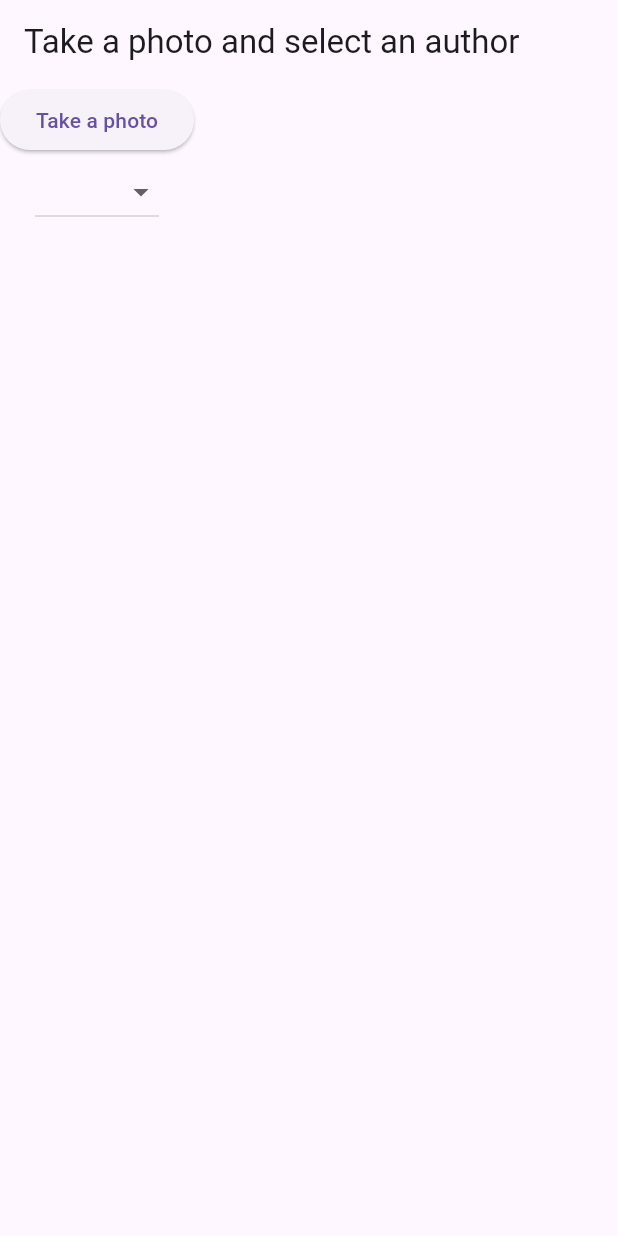
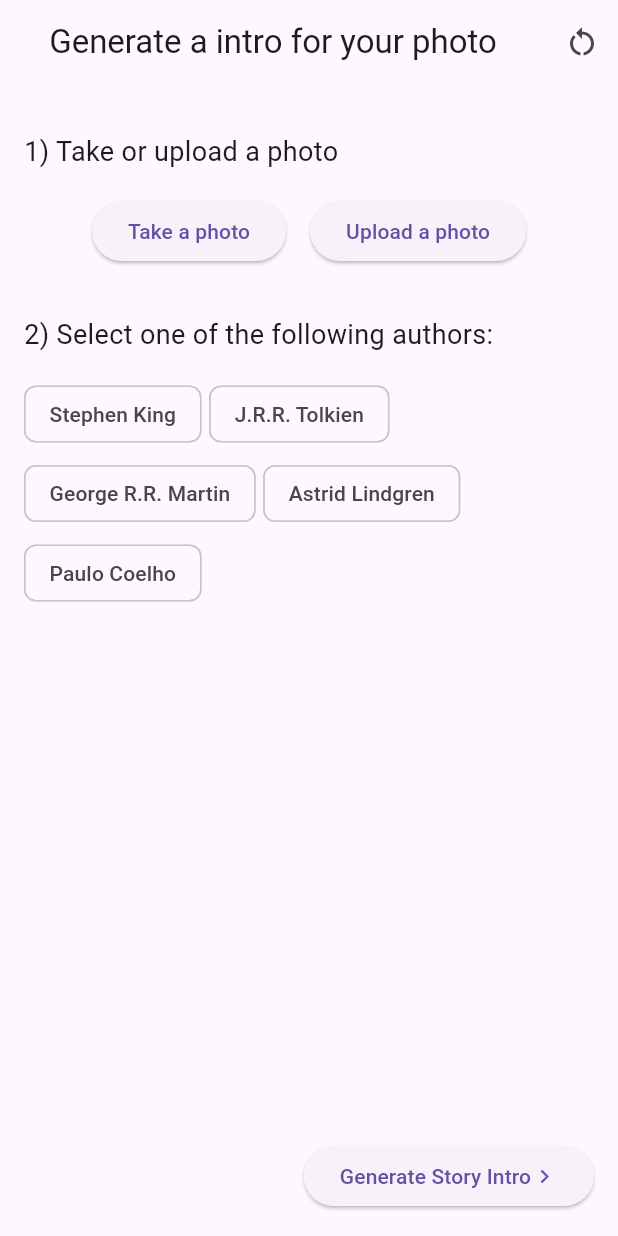
Before and after one commit to joaobentes/photo_story_gemini, a Flutter app: the screen it shows after launch, after a tap on "Take a photo", on a phone screen of 412 x 824 dp. Run offline on Flutter 3.47's test engine with Material 3 defaults, Android fonts, the phone set to English and light mode, and no system bars; our stand-ins replace flutter_riverpod, image_picker.

Commit message:
feat: Upload or take photo and select author (#1)
* feat: Add mockeup flow

* feat: Create basic screen with mocked data

* refactor: Break into widgets

* refactor: New widgets

* fix: Change selection of authors chips

* refactor: Default spacer as a widget

```diff
--- /dev/null
+++ b/lib/constants/strings.dart
@@ -0,0 +1,7 @@
+const authors = [
+  'Stephen King',
+  'J.R.R. Tolkien',
+  'George R.R. Martin',
+  'Astrid Lindgren',
+  'Paulo Coelho'
+];
--- a/lib/providers/photo_author_provider.dart
+++ b/lib/providers/photo_author_provider.dart
@@ -4,25 +4,32 @@ import 'package:flutter/material.dart';
 import 'package:flutter_riverpod/flutter_riverpod.dart';
 import 'package:photo_story_gemini/services/gemini_service.dart';
 
-final photoAuthorProvider = StateNotifierProvider<PhotoAuthorController, PhotoAuthorState>((ref) => PhotoAuthorController());
+final photoAuthorProvider =
+    StateNotifierProvider<PhotoAuthorController, PhotoAuthorState>(
+        (ref) => PhotoAuthorController());
 
 final geminiServiceProvider = Provider<GeminiService>((ref) => GeminiService());
 
 final storyIntroProvider = FutureProvider<String>((ref) async {
   final photoAuthorState = ref.watch(photoAuthorProvider);
   final geminiService = ref.watch(geminiServiceProvider);
-  return await geminiService.getStoryIntro(photoAuthorState.photo!.path, photoAuthorState.author!);
+  return await geminiService.getStoryIntro(
+      photoAuthorState.photo!.path, photoAuthorState.author!);
 });
 
 class PhotoAuthorController extends StateNotifier<PhotoAuthorState> {
   PhotoAuthorController() : super(const PhotoAuthorState());
 
-  void setPhoto(File newPhoto) {
-    state = state.copyWith(photo: newPhoto);
+  void setPhoto(File? newPhoto) {
+    state = PhotoAuthorState(photo: newPhoto, author: state.author);
   }
 
-  void setAuthor(String newAuthor) {
-    state = state.copyWith(author: newAuthor);
+  void setAuthor(String? newAuthor) {
+    state = PhotoAuthorState(author: newAuthor, photo: state.photo);
+  }
+
+  void reset() {
+    state = const PhotoAuthorState();
   }
 }
 
@@ -32,11 +39,4 @@ class PhotoAuthorState {
   final String? author;
 
   const PhotoAuthorState({this.photo, this.author});
-
-  PhotoAuthorState copyWith({File? photo, String? author}) {
-    return PhotoAuthorState(
-      photo: photo ?? this.photo,
-      author: author ?? this.author,
-    );
-  }
 }
--- a/lib/screens/photo_author_screen.dart
+++ b/lib/screens/photo_author_screen.dart
@@ -1,43 +1,78 @@
-import 'dart:io';
-
 import 'package:flutter/material.dart';
 import 'package:flutter_riverpod/flutter_riverpod.dart';
 import 'package:image_picker/image_picker.dart';
 import 'package:photo_story_gemini/providers/photo_author_provider.dart';
+import 'package:photo_story_gemini/widgets/author_selection.dart';
+import 'package:photo_story_gemini/widgets/generate_story_button.dart';
+import 'package:photo_story_gemini/widgets/photo_button.dart';
+import 'package:photo_story_gemini/widgets/photo_display.dart';
+import 'package:photo_story_gemini/widgets/spacer.dart';
 
 class PhotoAuthorScreen extends ConsumerWidget {
   const PhotoAuthorScreen({super.key});
 
   @override
   Widget build(BuildContext context, WidgetRef ref) {
-    final photoAuthorState = ref.watch(photoAuthorProvider);
     return Scaffold(
-      appBar: AppBar(title: const Text('Take a photo and select an author')),
-      body: Column(
-        children: [
-          ElevatedButton(
-            onPressed: () async {
-              final pickedFile = await ImagePicker().pickImage(source: ImageSource.camera);
-              if (pickedFile != null) {
-                ref.read(photoAuthorProvider.notifier).setPhoto(File(pickedFile.path));
-              }
+      appBar: AppBar(
+        title: const Center(child: Text('Generate a intro for your photo')),
+        actions: [
+          IconButton(
+            icon: const Icon(Icons.restart_alt),
+            onPressed: () {
+              ref.read(photoAuthorProvider.notifier).reset();
             },
-            child: const Text('Take a photo'),
-          ),
-          DropdownButton<String>(
-            value: photoAuthorState.author,
-            onChanged: (String? newValue) {
-              ref.read(photoAuthorProvider.notifier).setAuthor(newValue!);
-            },
-            items: <String>['Author1', 'Author2', 'Author3']
-                .map<DropdownMenuItem<String>>((String value) {
-              return DropdownMenuItem<String>(
-                value: value,
-                child: Text(value),
-              );
-            }).toList(),
           ),
         ],
+      ),
+      body: const Padding(
+        padding: EdgeInsets.all(16.0),
+        child: SingleChildScrollView(
+          child: Column(
+            mainAxisAlignment: MainAxisAlignment.start,
+            crossAxisAlignment: CrossAxisAlignment.start,
+            children: [
+              DefaultSpacer(),
+              Text(
+                '1) Take or upload a photo',
+                style: TextStyle(fontSize: 18.0),
+              ),
+              SizedBox(height: 16.0),
+              Row(
+                mainAxisAlignment: MainAxisAlignment.center,
+                children: [
+                  PhotoButton(
+                    source: ImageSource.camera,
+                    buttonText: 'Take a photo',
+                  ),
+                  SizedBox(width: 16.0),
+                  PhotoButton(
+                    source: ImageSource.gallery,
+                    buttonText: 'Upload a photo',
+                  ),
+                ],
+              ),
+              DefaultSpacer(),
+              PhotoDisplay(),
+              DefaultSpacer(),
+              Text(
+                '2) Select one of the following authors:',
+                style: TextStyle(fontSize: 18.0),
+              ),
+              DefaultSpacer(),
+              AuthorSelection(),
+            ],
+          ),
+        ),
+      ),
+      bottomNavigationBar: const BottomAppBar(
+        color: Colors.transparent,
+        child: Row(
+          mainAxisAlignment: MainAxisAlignment.end,
+          children: <Widget>[
+            GenerateStoryButton(),
+          ],
+        ),
       ),
     );
   }
--- /dev/null
+++ b/lib/widgets/author_selection.dart
@@ -0,0 +1,31 @@
+import 'package:flutter/material.dart';
+import 'package:flutter_riverpod/flutter_riverpod.dart';
+import 'package:photo_story_gemini/constants/strings.dart';
+import 'package:photo_story_gemini/providers/photo_author_provider.dart';
+
+class AuthorSelection extends ConsumerWidget {
+  const AuthorSelection({super.key});
+
+  @override
+  Widget build(BuildContext context, WidgetRef ref) {
+    final photoAuthorState = ref.watch(photoAuthorProvider);
+    return Wrap(
+      spacing: 5.0,
+      runSpacing: 5.0,
+      children: List<Widget>.generate(
+        authors.length,
+        (int index) {
+          return ChoiceChip(
+            label: Text(authors[index]),
+            selected: photoAuthorState.author == authors[index],
+            onSelected: (bool selected) {
+              ref.read(photoAuthorProvider.notifier).setAuthor(
+                    selected ? authors[index] : null,
+                  );
+            },
+          );
+        },
+      ),
+    );
+  }
+}
--- /dev/null
+++ b/lib/widgets/generate_story_button.dart
@@ -0,0 +1,37 @@
+import 'package:flutter/material.dart';
+import 'package:flutter_riverpod/flutter_riverpod.dart';
+import 'package:photo_story_gemini/providers/photo_author_provider.dart';
+import 'package:photo_story_gemini/screens/story_intro_screen.dart';
+
+class GenerateStoryButton extends ConsumerWidget {
+  const GenerateStoryButton({super.key});
+
+  @override
+  Widget build(BuildContext context, WidgetRef ref) {
+    return ElevatedButton(
+      onPressed: () {
+        if (ref.read(photoAuthorProvider).author != null &&
+            ref.read(photoAuthorProvider).photo != null) {
+          Navigator.push(
+            context,
+            MaterialPageRoute(
+              builder: (context) => const StoryIntroScreen(),
+            ),
+          );
+        } else {
+          ScaffoldMessenger.of(context).showSnackBar(
+            const SnackBar(
+              content: Text('Please select a photo and an author first.'),
+            ),
+          );
+        }
+      },
+      child: const Row(
+        children: [
+          Text('Generate Story Intro'),
+          Icon(Icons.navigate_next),
+        ],
+      ),
+    );
+  }
+}
--- /dev/null
+++ b/lib/widgets/photo_button.dart
@@ -0,0 +1,29 @@
+import 'dart:io';
+
+import 'package:flutter/material.dart';
+import 'package:flutter_riverpod/flutter_riverpod.dart';
+import 'package:image_picker/image_picker.dart';
+import 'package:photo_story_gemini/providers/photo_author_provider.dart';
+
+class PhotoButton extends ConsumerWidget {
+  final ImageSource source;
+  final String buttonText;
+
+  const PhotoButton(
+      {super.key, required this.source, required this.buttonText});
+
+  @override
+  Widget build(BuildContext context, WidgetRef ref) {
+    return ElevatedButton(
+      onPressed: () async {
+        final pickedFile = await ImagePicker().pickImage(source: source);
+        if (pickedFile != null) {
+          ref
+              .read(photoAuthorProvider.notifier)
+              .setPhoto(File(pickedFile.path));
+        }
+      },
+      child: Text(buttonText),
+    );
+  }
+}
--- /dev/null
+++ b/lib/widgets/photo_display.dart
@@ -0,0 +1,38 @@
+import 'package:flutter/material.dart';
+import 'package:flutter_riverpod/flutter_riverpod.dart';
+import 'package:photo_story_gemini/providers/photo_author_provider.dart';
+
+class PhotoDisplay extends ConsumerWidget {
+  final bool readOnly;
+
+  const PhotoDisplay({super.key, this.readOnly = false});
+
+  @override
+  Widget build(BuildContext context, WidgetRef ref) {
+    final photoAuthorState = ref.watch(photoAuthorProvider);
+    if (photoAuthorState.photo == null) {
+      return const SizedBox.shrink();
+    } else {
+      return Center(
+        child: Stack(
+          alignment: Alignment.topRight,
+          children: [
+            SizedBox(
+              height: 400,
+              child: Image.file(
+                ref.read(photoAuthorProvider).photo!,
+                fit: BoxFit.cover,
+              ),
+            ),
+            if (!readOnly)
+              IconButton(
+                  icon: const Icon(Icons.delete, color: Colors.redAccent),
+                  onPressed: () {
+                    ref.read(photoAuthorProvider.notifier).setPhoto(null);
+                  }),
+          ],
+        ),
+      );
+    }
+  }
+}
--- /dev/null
+++ b/lib/widgets/spacer.dart
@@ -0,0 +1,10 @@
+import 'package:flutter/material.dart';
+
+class DefaultSpacer extends StatelessWidget {
+  const DefaultSpacer({super.key});
+
+  @override
+  Widget build(BuildContext context) {
+    return const SizedBox(height: 16.0);
+  }
+}
```
Also changed, not shown: lib/screens/story_intro_screen.dart (+41 -4 lines), lib/main.dart (line endings or trailing spaces).
